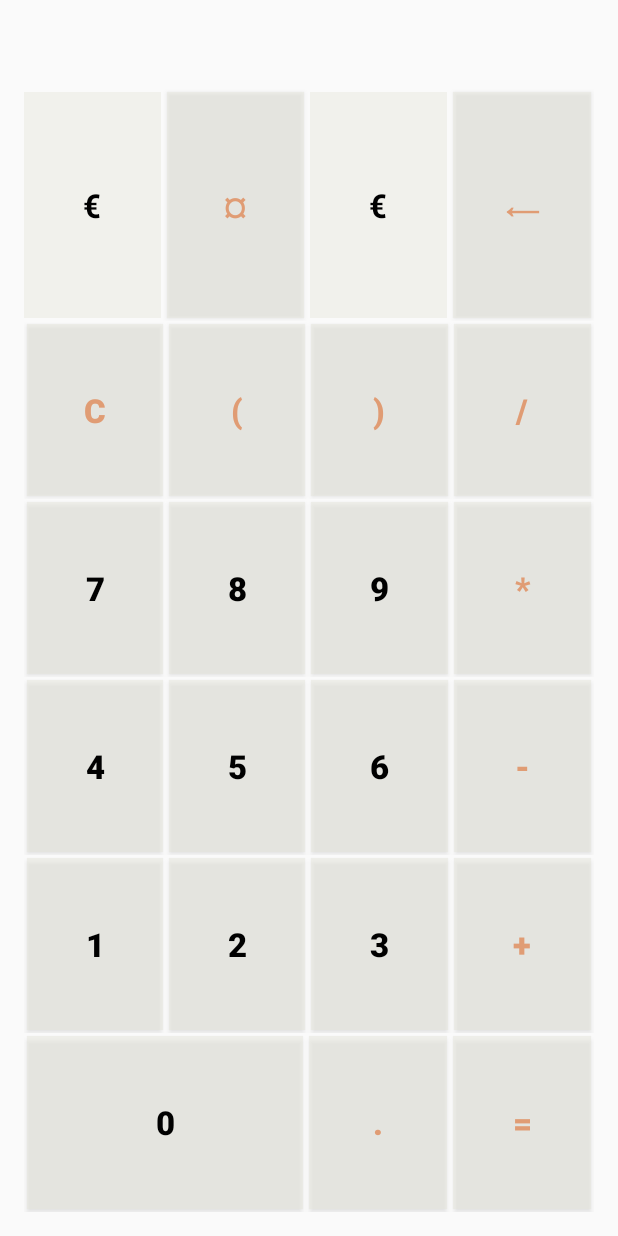
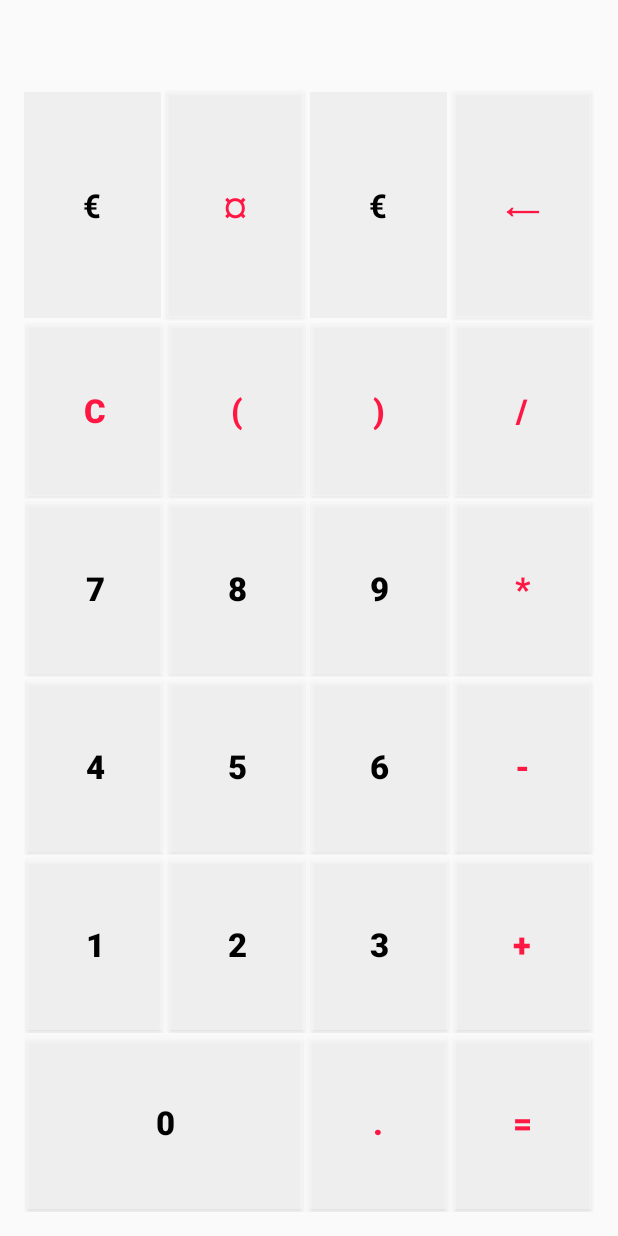
Before and after one commit to domgeorg/CurrencyCalculatorViaFixer.io, an Android app: the screen it shows after launch (MainActivity), on a phone screen of 412 x 824 dp. Run offline under Robolectric (Android 15) with nearby library versions, the phone set to English and light mode, and no system bars; our stand-ins replace ButterKnife, Dagger/Hilt's generated code; libraries missing offline, so code that uses them is left out: com.github.johnpersano.supertoasts, io.realm, retrofit2.adapter.rxjava, rx.android.schedulers, rx.schedulers; 5 statements that could not run were skipped.

Commit message:
new style ;)

```diff
--- a/app/src/main/java/georgiopoulos/fixer/ui/view/MainActivity.java
+++ b/app/src/main/java/georgiopoulos/fixer/ui/view/MainActivity.java
@@ -42,7 +42,7 @@ public class MainActivity extends AppCompatActivity implements MainMvpView{
 
     public static final  String        MATH_OPERATORS = "+-*/";
     private static final String        MATH_NUMBERS   = "0123456789";
-    private StringBuilder mathStr        = new StringBuilder();
+    private StringBuilder mathStr       = new StringBuilder();
     private DecimalFormat decimalFormat = new DecimalFormat("#.##",new DecimalFormatSymbols(Locale.US));
 
     @BindView(R.id.calculator_text_view)
@@ -77,7 +77,7 @@ public class MainActivity extends AppCompatActivity implements MainMvpView{
         String s = mathStr.toString();
 
         if(s.length()==0 || s.contains("+")||s.contains("*")||s.contains("(")||s.contains(")")||s.contains("/")||s.contains("-")){
-            new SuperToast(this).setText("Set a valid amount :p").setTextSize(R.dimen.toastTextSize).setTextColor(PaletteUtils.getSolidColor(PaletteUtils.BLACK)).setDuration(Style.DURATION_SHORT).setFrame(Style.FRAME_STANDARD).setColor(getResources().getColor(R.color.colorAccent)).setAnimations(Style.ANIMATIONS_SCALE).show();
+            new SuperToast(this).setText("Set a valid amount :p").setTextSize(R.dimen.toastTextSize).setTextColor(PaletteUtils.getSolidColor(PaletteUtils.BLACK)).setDuration(Style.DURATION_SHORT).setFrame(Style.FRAME_STANDARD).setColor(getResources().getColor(R.color.colorToast)).setAnimations(Style.ANIMATIONS_SCALE).show();
         }
         else{
             try{
@@ -90,7 +90,7 @@ public class MainActivity extends AppCompatActivity implements MainMvpView{
                     mathStr.setLength(0);
                     mathStr.append(decimalFormat.format(result));
                     calculatorTextView.setText(mathStr);
-                    new SuperToast(this).setText(rateRealm.currencyAmount(itemPositionBase,Double.valueOf(s))+"\n=\n"+rateRealm.currencyAmount(itemPositionExchange, result)).setTextSize(R.dimen.toastTextSize).setTextColor(PaletteUtils.getSolidColor(PaletteUtils.BLACK)).setDuration(Style.DURATION_LONG).setFrame(Style.FRAME_STANDARD).setColor(getResources().getColor(R.color.colorAccent)).setAnimations(Style.ANIMATIONS_FLY).show();
+                    new SuperToast(this).setText(rateRealm.currencyAmount(itemPositionBase,Double.valueOf(s))+"\n=\n"+rateRealm.currencyAmount(itemPositionExchange, result)).setTextSize(R.dimen.toastTextSize).setTextColor(PaletteUtils.getSolidColor(PaletteUtils.BLACK)).setDuration(Style.DURATION_LONG).setFrame(Style.FRAME_STANDARD).setColor(getResources().getColor(R.color.colorToast)).setAnimations(Style.ANIMATIONS_FLY).show();
                 }
             }catch(Exception e){
                 e.printStackTrace();
@@ -101,7 +101,7 @@ public class MainActivity extends AppCompatActivity implements MainMvpView{
 
     public void processError(Throwable e){
         Log.e(TAG,e.getLocalizedMessage(),e);
-        new SuperToast(this).setText(e.getMessage()).setTextSize(R.dimen.toastTextSize).setTextColor(PaletteUtils.getSolidColor(PaletteUtils.BLACK)).setDuration(Style.DURATION_SHORT).setFrame(Style.FRAME_STANDARD).setColor(getResources().getColor(R.color.colorAccent)).setAnimations(Style.ANIMATIONS_SCALE).show();
+        new SuperToast(this).setText(e.getMessage()).setTextSize(R.dimen.toastTextSize).setTextColor(PaletteUtils.getSolidColor(PaletteUtils.BLACK)).setDuration(Style.DURATION_SHORT).setFrame(Style.FRAME_STANDARD).setColor(getResources().getColor(R.color.colorToast)).setAnimations(Style.ANIMATIONS_SCALE).show();
     }
 
     @OnClick({R.id.btn0,R.id.btn1,R.id.btn2,R.id.btn3,R.id.btn4,R.id.btn5,R.id.btn6,R.id.btn7,R.id.btn8,R.id.btn9,R.id.plus,R.id.minus,R.id.multiply,R.id.divide,R.id.open_bracket,R.id.close_brackets})
@@ -151,7 +151,7 @@ public class MainActivity extends AppCompatActivity implements MainMvpView{
                 calculatorTextView.setText(mathStr);
             }catch (Exception e){
                 Log.e(TAG,e.getLocalizedMessage(),e);
-                new SuperToast(this).setText("Incorrect Input").setTextSize(R.dimen.toastTextSize).setTextColor(PaletteUtils.getSolidColor(PaletteUtils.BLACK)).setDuration(Style.DURATION_SHORT).setFrame(Style.FRAME_STANDARD).setColor(getResources().getColor(R.color.colorAccent)).setAnimations(Style.ANIMATIONS_SCALE).show();
+                new SuperToast(this).setText("Incorrect Input").setTextSize(R.dimen.toastTextSize).setTextColor(PaletteUtils.getSolidColor(PaletteUtils.BLACK)).setDuration(Style.DURATION_SHORT).setFrame(Style.FRAME_STANDARD).setColor(getResources().getColor(R.color.colorToast)).setAnimations(Style.ANIMATIONS_SCALE).show();
             }
         }
     }
@@ -169,7 +169,7 @@ public class MainActivity extends AppCompatActivity implements MainMvpView{
     protected void onDestroy(){
         super.onDestroy();
         //if (subscription!=null)subscription.unsubscribe();
-       //realmUI.close();
+        //realmUI.close();
     }
 
 }
--- /dev/null
+++ b/app/src/main/res/drawable/spinner_ripple.xml
@@ -0,0 +1,13 @@
+<?xml version="1.0" encoding="utf-8"?>
+<ripple xmlns:android="http://schemas.android.com/apk/res/android"
+    android:color="?android:colorControlHighlight">
+    <item android:id="@android:id/mask">
+        <shape android:shape="rectangle">
+            <solid android:color="?android:colorAccent" />
+        </shape>
+
+    </item>
+    <item>
+        <color android:color="@color/colorSpinnerRippleBackground" />
+    </item>
+</ripple>
--- a/app/src/main/res/layout/activity_main.xml
+++ b/app/src/main/res/layout/activity_main.xml
@@ -49,7 +49,7 @@
                         android:padding="@dimen/button_separator_line_width"
                         android:scrollHorizontally="true"
                         android:singleLine="true"
-                        android:textColor="@android:color/black"
+                        android:textColor="@color/colorAccent"
                         android:textSize="@dimen/calculatorTextSize"
                         android:textStyle="bold" />
                 </LinearLayout>
@@ -70,7 +70,7 @@
                 android:layout_marginEnd="2dp"
                 android:layout_marginTop="2dp"
                 android:layout_weight="1"
-                android:background="@drawable/primary_ripple"
+                android:background="@drawable/spinner_ripple"
                 android:entries="@array/currencies" />
 
             <Button
@@ -91,7 +91,7 @@
                 android:layout_height="match_parent"
                 android:layout_margin="@dimen/button_separator_line_width"
                 android:layout_weight="1"
-                android:background="@drawable/primary_ripple"
+                android:background="@drawable/spinner_ripple"
                 android:entries="@array/currencies" />
 
             <Button
--- a/app/src/main/res/values/colors.xml
+++ b/app/src/main/res/values/colors.xml
@@ -1,8 +1,10 @@
 <?xml version="1.0" encoding="utf-8"?>
 <resources>
-    <color name="colorPrimary">#d9dfe4</color>
-    <color name="colorPrimaryDark">#b2aba8</color>
-    <color name="colorAccent">#e09c74</color>
-    <color name="colorAccentTransparent">#77e09c74</color>
-    <color name="colorPrimaryRippleBackground">#70e4e3d9</color>
+    <color name="colorPrimary">#c7c7c7</color>
+    <color name="colorPrimaryDark">#fafafa</color>
+    <color name="colorAccent">#ff1744</color>
+    <color name="colorAccentTransparent">#77ff1744</color>
+    <color name="colorToast">#ff616f</color>
+    <color name="colorPrimaryRippleBackground">#70fafafa</color>
+    <color name="colorSpinnerRippleBackground">#39c7c7c7</color>
 </resources>
```
